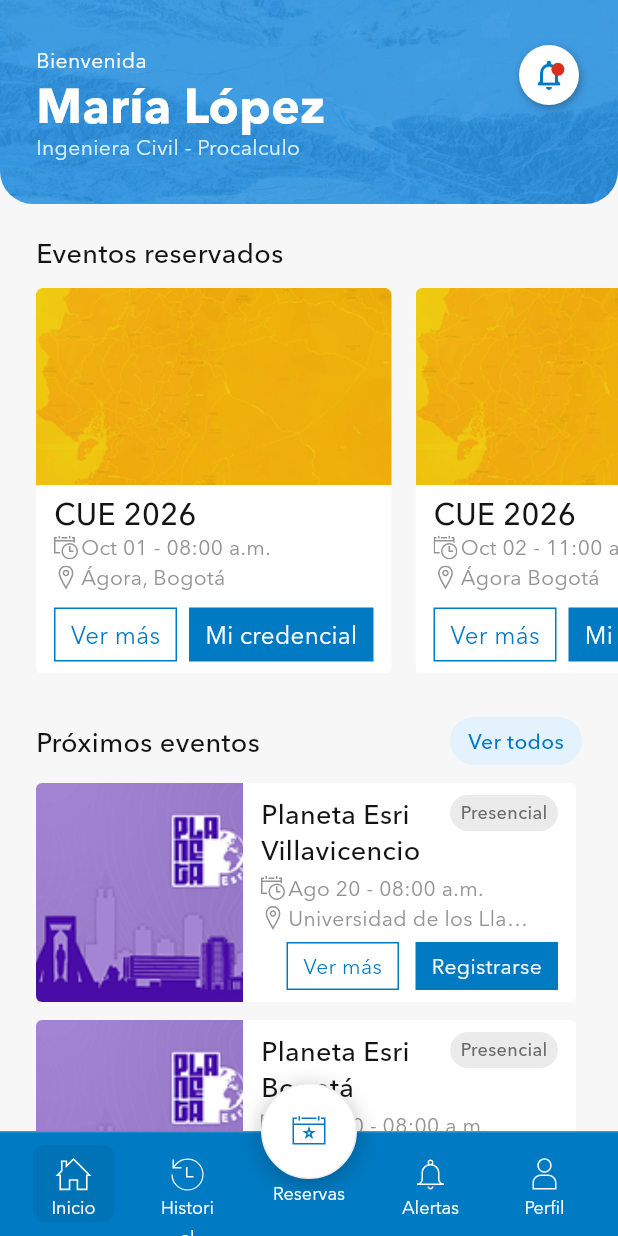
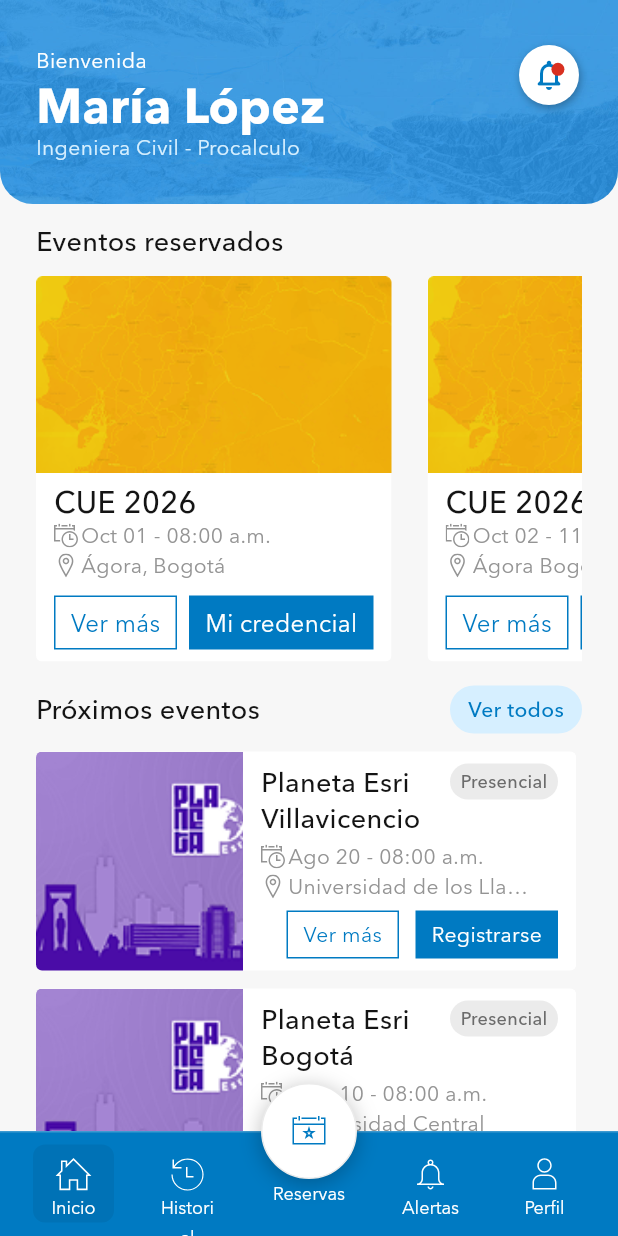
Before and after one commit to GeoGeeks/eventos_esri_cepa, a Flutter app: the screen it shows after launch, after a tap on "Continuar", after a tap on "Omitir", on a phone screen of 412 x 824 dp. Run offline on Flutter 3.47's test engine with Material 3 defaults, Android fonts, the phone set to English and light mode, and no system bars; our stand-ins replace flutter_bloc, flutter_svg, qr_flutter.

Commit message:
diseño inicio

```diff
--- a/lib/features/inicio/inicio.dart
+++ b/lib/features/inicio/inicio.dart
@@ -84,38 +84,52 @@
       backgroundColor: const Color(0xFFF7F7F7),
       body: Column(
         children: [
-          // 1. HEADER (136px + status bar)
+          // 1. HEADER
           const _Header(),
 
-          // 2. CUERPO CON SCROLL INDEPENDIENTE
+          // 2. CUERPO
           Expanded(
             child: SingleChildScrollView(
               physics: const BouncingScrollPhysics(),
               child: Column(
                 crossAxisAlignment: CrossAxisAlignment.start,
                 children: [
-                  const SizedBox(height: 20),
+                  const SizedBox(height: 12),
 
-                  // Título Sección 1
+                  // Título Sección 1 (Eventos reservados)
                   const Padding(
                     padding: EdgeInsets.symmetric(horizontal: 24),
-                    child: _SectionTitle(title: 'Eventos reservados'),
+                    child: Text(
+                      'Eventos reservados',
+                      style: TextStyle(
+                        fontFamily: Fonts.medium,
+                        fontSize: 18,
+                        fontWeight: FontWeight.w500,
+                        height: 24 / 18,
+                        color: Color(0xFF141414),
                       ),
+                    ),
+                  ),
+
                   const SizedBox(height: 12),
 
-                  // Carrusel Horizontal
-                  SizedBox(
-                    height: 262,
+                  // Frame 1405: Carrusel Horizontal con recorte estricto
+                  Padding(
+                    padding: const EdgeInsets.symmetric(horizontal: 24),
+                    child: SizedBox(
+                      height: 257,
+                      child: ClipRect(
                         child: ListView.separated(
-                      padding: const EdgeInsets.symmetric(horizontal: 24),
+                          padding: EdgeInsets.zero,
                           scrollDirection: Axis.horizontal,
                           physics: const BouncingScrollPhysics(),
                           itemCount: _reservedEvents.length,
-                      separatorBuilder: (_, __) => const SizedBox(width: 16),
+                          separatorBuilder: (_, __) => const SizedBox(width: 24),
                           itemBuilder: (context, index) {
                             final e = _reservedEvents[index];
                             return SizedBox(
                               width: 237,
+                              height: 257,
                               child: EventCard(
                                 title: e.title,
                                 date: e.date,
@@ -135,15 +149,28 @@
                           },
                         ),
                       ),
+                    ),
+                  ),
 
-                  const SizedBox(height: 24),
+                  const SizedBox(height: 16),
 
-                  // Título Sección 2 con botón "Ver todos"
+                  // Header Sección 2: Título "Próximos eventos" + Chip "Ver todos"
                   Padding(
                     padding: const EdgeInsets.symmetric(horizontal: 24),
-                    child: _SectionTitle(
-                      title: 'Próximos eventos',
-                      action: _SeeAllChip(
+                    child: Row(
+                      mainAxisAlignment: MainAxisAlignment.spaceBetween,
+                      crossAxisAlignment: CrossAxisAlignment.center, // CORREGIDO AQUÍ
+                      children: [
+                        const Text(
+                          'Próximos eventos',
+                          style: TextStyle(
+                            fontFamily: Fonts.medium,
+                            fontSize: 18,
+                            fontWeight: FontWeight.w500,
+                            color: Color(0xFF141414),
+                          ),
+                        ),
+                        _SeeAllChip(
                           onTap: () {
                             Navigator.push(
                               context,
@@ -153,12 +180,13 @@
                             );
                           },
                         ),
+                      ],
                     ),
                   ),
 
                   const SizedBox(height: 12),
 
-                  // Listado vertical de tarjetas Próximos Eventos
+                  // Listado vertical Próximos Eventos
                   Padding(
                     padding: const EdgeInsets.symmetric(horizontal: 24),
                     child: Column(
@@ -210,7 +238,6 @@
 
     return Container(
       width: double.infinity,
-      // Altura exacta del banner (136px) sumando la barra de estado superior
       height: 136 + statusBarHeight,
       decoration: const BoxDecoration(
         borderRadius: BorderRadius.only(
@@ -227,7 +254,6 @@
         child: SizedBox.expand(
           child: Stack(
             children: [
-              // Frame 1464: Textos (left: 24px, top: 30px)
               Positioned(
                 left: 24,
                 top: 30,
@@ -236,7 +262,6 @@
                   crossAxisAlignment: CrossAxisAlignment.start,
                   mainAxisSize: MainAxisSize.min,
                   children: const [
-                    // Bienvenido (width: 83, height: 20)
                     Text(
                       'Bienvenida',
                       style: TextStyle(
@@ -247,7 +272,6 @@
                         height: 20 / 14,
                       ),
                     ),
-                    // María López + Subtítulo (_Body)
                     Text(
                       'María López',
                       maxLines: 1,
@@ -275,8 +299,6 @@
                   ],
                 ),
               ),
-
-              // Alertas (Campana): left: 346px, top: 30px
               const Positioned(
                 left: 346,
                 top: 30,
@@ -301,7 +323,6 @@
       child: Stack(
         clipBehavior: Clip.none,
         children: [
-          // Base circular blanca con sombra paralela (1px, 2px, blur 4, 30%)
           Container(
             width: 40,
             height: 40,
@@ -310,15 +331,13 @@
               shape: BoxShape.circle,
               boxShadow: [
                 BoxShadow(
-                  color: Color(0x4D000000), // #000000 al 30%
+                  color: Color(0x4D000000),
                   blurRadius: 4,
                   offset: Offset(1, 2),
                 ),
               ],
             ),
           ),
-
-          // Icono campana (24x24 px, Azul #007AC2)
           const Center(
             child: Icon(
               Icons.notifications_none_rounded,
@@ -326,9 +345,6 @@
               size: 24,
             ),
           ),
-
-          // Ellipse 6: Punto indicador rojo (#D83020) de 8.65px x 8.65px
-          // Delta exacto Figma: (367.62 - 346 = 21.62px left | 41.89 - 30 = 11.89px top)
           Positioned(
             left: 21.62,
             top: 11.89,
@@ -347,33 +363,6 @@
   }
 }
 
-class _SectionTitle extends StatelessWidget {
-  final String title;
-  final Widget? action;
-
-  const _SectionTitle({required this.title, this.action});
-
-  @override
-  Widget build(BuildContext context) {
-    return Row(
-      mainAxisAlignment: MainAxisAlignment.spaceBetween,
-      children: [
-        Text(
-          title,
-          style: const TextStyle(
-            fontFamily: Fonts.medium,
-            fontSize: 18,
-            fontWeight: FontWeight.w500,
-            color: Color(0xFF141414),
-            height: 24 / 18,
-          ),
-        ),
-        if (action != null) action!,
-      ],
-    );
-  }
-}
-
 class _SeeAllChip extends StatelessWidget {
   final VoidCallback onTap;
 
@@ -384,18 +373,24 @@
     return GestureDetector(
       onTap: onTap,
       child: Container(
-        padding: const EdgeInsets.symmetric(horizontal: 12, vertical: 6),
+        width: 88,
+        height: 32,
+        padding: const EdgeInsets.symmetric(horizontal: 6),
         decoration: BoxDecoration(
-          color: const Color(0xFFE3F2FD),
-          borderRadius: BorderRadius.circular(20),
+          color: const Color(0xFFD6EFFF),
+          border: Border.all(color: const Color(0xFFD6EFFF)),
+          borderRadius: BorderRadius.circular(9999),
         ),
-        child: const Text(
+        child: const Center(
+          child: Text(
             'Ver todos',
             style: TextStyle(
               fontFamily: Fonts.medium,
-            color: AppColors.primary,
               fontSize: 14,
               fontWeight: FontWeight.w500,
+              height: 16 / 14,
+              color: Color(0xFF007AC2),
+            ),
           ),
         ),
       ),
```
Lines whose indentation alone changed are shown as unchanged.
